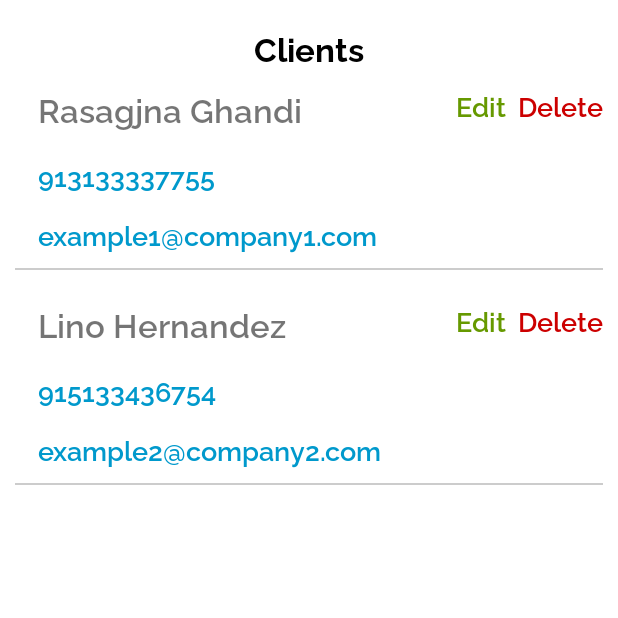
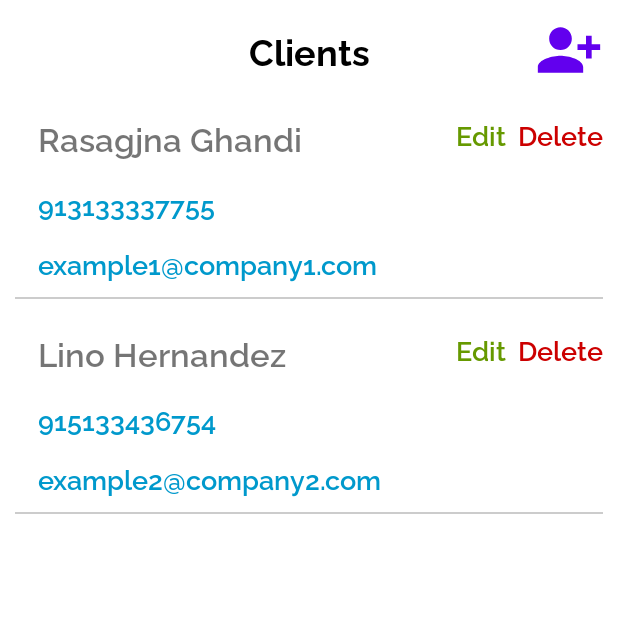
Before and after one commit to eduardocardona93/Android_Final_Project, an Android app: the ClientsListActivity screen opened directly, with no data from a screen before it, on a phone screen of 412 x 824 dp, the top half of it. Run offline under Robolectric (Android 15) with nearby library versions, the phone set to English and light mode, and no system bars.

Commit message:
Create New Client Button

```diff
--- a/app/src/main/java/com/example/android_final_project/clients/ClientsListActivity.java
+++ b/app/src/main/java/com/example/android_final_project/clients/ClientsListActivity.java
@@ -1,6 +1,7 @@
 package com.example.android_final_project.clients;
 
 import android.app.Activity;
+import android.content.Intent;
 import android.os.Bundle;
 import android.util.Log;
 import android.view.LayoutInflater;
@@ -34,6 +35,15 @@ public class ClientsListActivity extends AppCompatActivity {
 
         rcClients.setLayoutManager(new LinearLayoutManager(this, LinearLayoutManager.VERTICAL, false));
         rcClients.setAdapter(new ClientsAdapter(this, LoginActivity.clientsList));
+
+        findViewById(R.id.imgAddClient).setOnClickListener(new View.OnClickListener() {
+            @Override
+            public void onClick(View v) {
+
+                // Open Add Client activity
+                //startActivity(new Intent(ClientsListActivity.this,Create));
+            }
+        });
     }
 
     class ClientsAdapter extends
--- /dev/null
+++ b/app/src/main/res/drawable/ic_add_client.xml
@@ -0,0 +1,10 @@
+<vector xmlns:android="http://schemas.android.com/apk/res/android"
+    android:width="45dp"
+    android:height="45dp"
+    android:viewportWidth="24"
+    android:viewportHeight="24"
+    android:tint="?attr/backgroundColor">
+  <path
+      android:fillColor="@color/purple_500"
+      android:pathData="M13,8c0,-2.21 -1.79,-4 -4,-4S5,5.79 5,8s1.79,4 4,4S13,10.21 13,8zM15,10v2h3v3h2v-3h3v-2h-3V7h-2v3H15zM1,18v2h16v-2c0,-2.66 -5.33,-4 -8,-4S1,15.34 1,18z"/>
+</vector>
--- a/app/src/main/res/layout/activity_clients_list.xml
+++ b/app/src/main/res/layout/activity_clients_list.xml
@@ -13,7 +13,8 @@
         android:layout_height="wrap_content"
         android:layout_marginTop="16dp"
         android:text="@string/clientsLabel"
-        android:textSize="22sp"
+        android:textSize="24sp"
+
         android:textColor="@color/black"
         android:fontFamily="@font/raleway_bold"
         app:layout_constraintEnd_toEndOf="parent"
@@ -24,8 +25,20 @@
         android:id="@+id/rcClients"
         android:layout_width="match_parent"
         android:layout_height="0dp"
+        android:layout_marginTop="10dp"
         app:layout_constraintBottom_toBottomOf="parent"
         app:layout_constraintEnd_toEndOf="parent"
         app:layout_constraintStart_toStartOf="parent"
-        app:layout_constraintTop_toBottomOf="@+id/textView36" />
+        app:layout_constraintTop_toBottomOf="@+id/imgAddClient" />
+
+    <ImageView
+        android:id="@+id/imgAddClient"
+        android:layout_width="wrap_content"
+        android:layout_height="wrap_content"
+        android:layout_marginEnd="10dp"
+        android:layout_marginRight="10dp"
+        android:src="@drawable/ic_add_client"
+        app:layout_constraintBottom_toBottomOf="@+id/textView36"
+        app:layout_constraintEnd_toEndOf="parent"
+        app:layout_constraintTop_toTopOf="@+id/textView36" />
 </androidx.constraintlayout.widget.ConstraintLayout>
```
